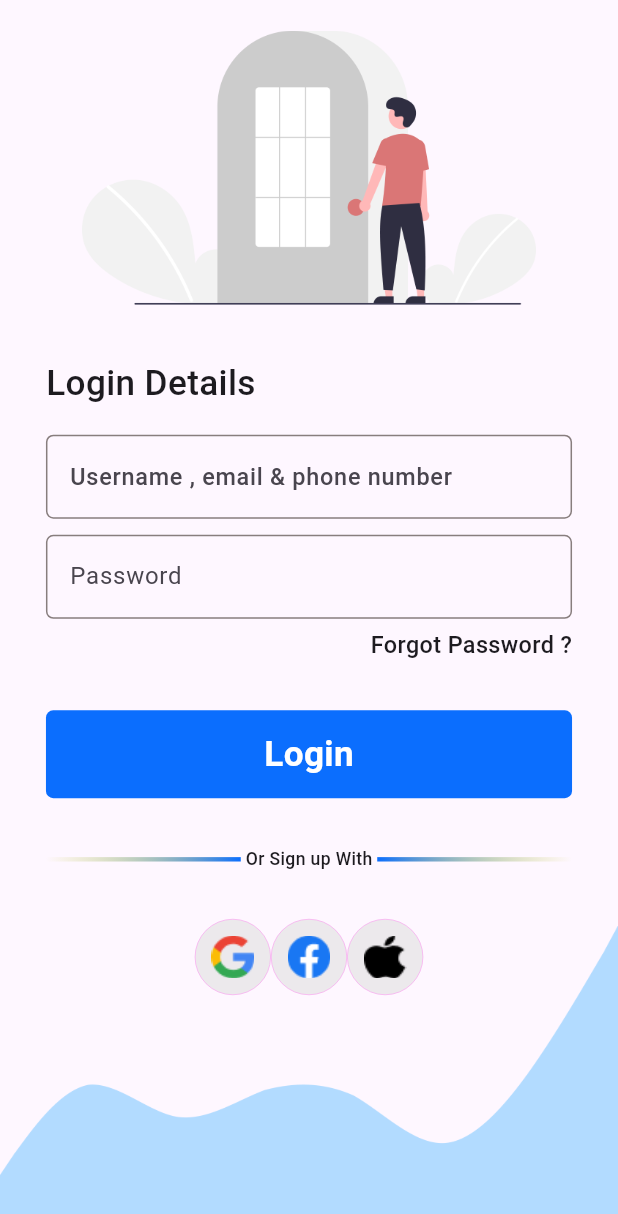
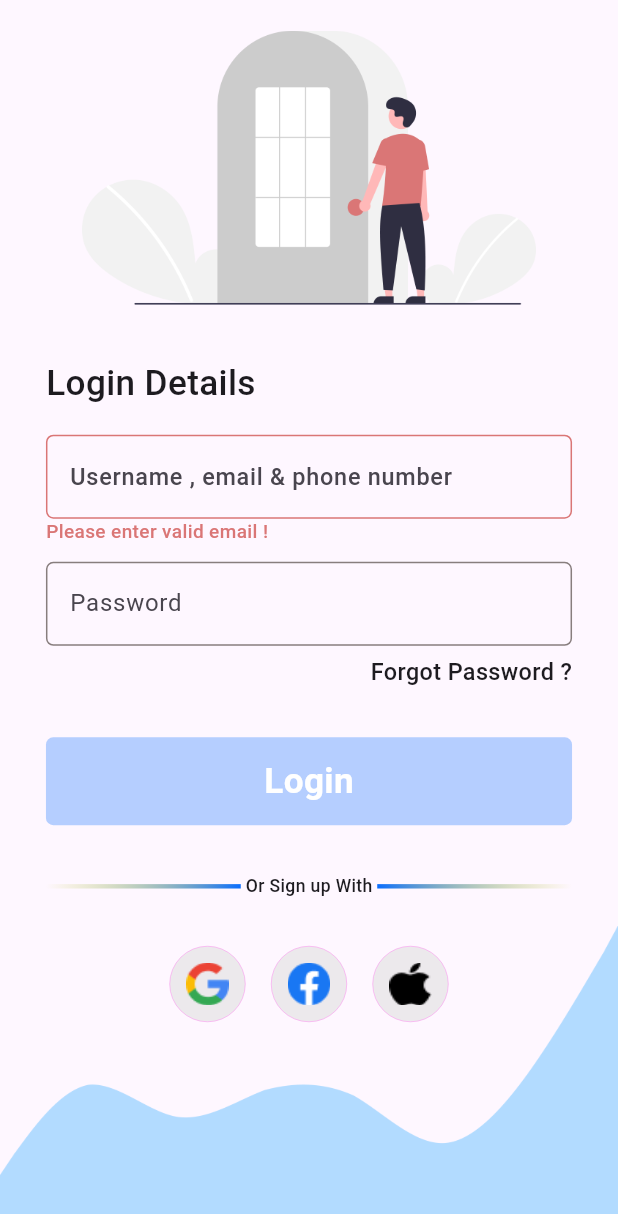
Before and after one commit to palash-barman/Online-Task, a Flutter app: the screen it shows after launch, after a tap on "Login", on a phone screen of 412 x 824 dp. Shown: the top 1214 px of the screen. Run offline on Flutter 3.47's test engine with Material 2 defaults, Android fonts, the phone set to English and light mode, and no system bars; our stand-ins replace flutter_screenutil, get; accounts and stored records are empty; network calls fail.

Commit message:
update code

```diff
--- a/lib/Controller/auth_controller.dart
+++ b/lib/Controller/auth_controller.dart
@@ -26,8 +26,8 @@ class AuthController extends GetxController{
           Get.off( HomeScreen());
         }
       } on Exception catch (e) {
-        debugPrint("Login error");
-        // TODO
+        debugPrint("Login error $e");
+
       }
 
 
--- a/lib/Controller/home_controller.dart
+++ b/lib/Controller/home_controller.dart
@@ -24,7 +24,7 @@ class HomeController extends GetxController{
       }
     } on Exception catch (e) {
       debugPrint("user fetch error $e");
-      // TODO
+
     }finally{
       isLoading(false);
     }
--- a/lib/Screen/Auth/log_in_screen.dart
+++ b/lib/Screen/Auth/log_in_screen.dart
@@ -7,32 +7,27 @@ import 'package:test_project/Utils/image.dart';
 class LogInScreen extends StatelessWidget {
    LogInScreen({Key? key}) : super(key: key);
   final _authController=Get.put(AuthController());
-  final _formKey =GlobalKey<FormState>();
+
   @override
   Widget build(BuildContext context) {
     return Scaffold(
       resizeToAvoidBottomInset: false,
-      // body:SingleChildScrollView(
-      //   child: Column(
-      //     children: [
-      //
-      //     ],
-      //   ),
-      // ),
+
       body: SafeArea(
         child: Stack(
           children: [
 
             _bgImage(context),
-            Padding(
+            SingleChildScrollView(
               padding: EdgeInsets.symmetric(horizontal:29.w),
-              child: Column(
+              child: Obx(()=>
+                 Column(
                   crossAxisAlignment: CrossAxisAlignment.start,
                   children: [
                      SizedBox(height: 21.h,),
-                  Obx(() =>
+
                     Image.asset(_authController.isValid.value? AppImage.unDrawLogin:AppImage.loginImage,height:187.h,width: double.infinity,),
-                  ),
+
                        SizedBox(height: 36.h,),
                         Text("Login Details",style:TextStyle(fontSize:24.sp,fontWeight: FontWeight.w500),),
                      SizedBox(height:18.h,),
@@ -50,20 +45,18 @@ class LogInScreen extends StatelessWidget {
                           return null;
                         },
                         keyboardType: TextInputType.emailAddress,
-                       onChanged: (val){
-                        _authController.isValid.value=false;
-                       },
+
                         decoration: InputDecoration(
                           hintText: "Username , email & phone number",
 
 
                           hintStyle:TextStyle(fontSize:16.sp,fontWeight: FontWeight.w500),
-                        enabledBorder:_outlineBorder(const Color(0xFF887E7E)),
-                        errorBorder: _outlineBorder(const Color(0xFFDA7676)),
-                        focusedBorder: _outlineBorder(const Color(0xFF887E7E))
+                          enabledBorder:_outlineBorder(_authController.isValid.value?const Color(0xFFDA7676): const Color(0xFF887E7E)),
+                          errorBorder: _outlineBorder(_authController.isValid.value?const Color(0xFFDA7676): const Color(0xFF887E7E)),
+                          focusedBorder: _outlineBorder(_authController.isValid.value?const Color(0xFFDA7676): const Color(0xFF887E7E)),
                         ),
                       ),
-                  _authController.isValid.value?Text("Please enter valid email !",style:TextStyle(fontSize:13.sp,fontWeight: FontWeight.w500,color:Color(0xFFDA7676)),):SizedBox(),
+                    _authController.isValid.value?Text("Please enter valid email !",style:TextStyle(fontSize:13.sp,fontWeight: FontWeight.w500,color: const Color(0xFFDA7676)),):const SizedBox(),
 
                     SizedBox(height: 11.h,),
 
@@ -106,6 +99,7 @@ class LogInScreen extends StatelessWidget {
 
                   ],
                 ),
+              ),
             )
 
 
@@ -136,6 +130,7 @@ class LogInScreen extends StatelessWidget {
                       height:52.h,
                       width: 52.h,
                       padding: EdgeInsets.all(11.h),
+                      margin: EdgeInsets.symmetric(horizontal:8.w),
                       decoration: BoxDecoration(
                         shape:BoxShape.circle,
                         color:const Color(0xFFECE9EC),
@@ -159,15 +154,17 @@ class LogInScreen extends StatelessWidget {
 
 
                     },
-                    child: Container(
+                    child: Obx(()=>
+                       Container(
                         height: 60.h,
                         width: double.infinity,
                         alignment: Alignment.center,
                         decoration: BoxDecoration(
                           borderRadius: BorderRadius.circular(5.r),
-                        color: const Color(0xFF0B6EFE)
+                          color: _authController.isValid.value?const Color(0xFF0B6EFE).withOpacity(0.3): const Color(0xFF0B6EFE)
                         ),
                         child: Text("Login",style:TextStyle(fontWeight: FontWeight.w700,fontSize:24.sp,color: Colors.white),),
+                      ),
                     ),
                   );
   }
--- a/lib/Screen/HomeScreen/home_screen.dart
+++ b/lib/Screen/HomeScreen/home_screen.dart
@@ -2,7 +2,6 @@ import 'package:flutter/material.dart';
 import 'package:flutter_screenutil/flutter_screenutil.dart';
 import 'package:get/get.dart';
 import 'package:test_project/Controller/home_controller.dart';
-import 'package:test_project/Utils/image.dart';
 
 class HomeScreen extends StatelessWidget {
    HomeScreen({Key? key}) : super(key: key);
--- a/lib/main.dart
+++ b/lib/main.dart
@@ -3,8 +3,8 @@ import 'package:flutter_screenutil/flutter_screenutil.dart';
 import 'package:get/get.dart';
 import 'package:test_project/Screen/Auth/log_in_screen.dart';
 
-void main() async{
-  await ScreenUtil.ensureScreenSize();
+void main() {
+
   runApp(const MyApp());
 }
 
--- a/pubspec.yaml
+++ b/pubspec.yaml
@@ -19,7 +19,7 @@ publish_to: 'none' # Remove this line if you wish to publish to pub.dev
 version: 1.0.0+1
 
 environment:
-  sdk: '>=3.0.2 <4.0.0'
+  sdk: '>=3.0.1 <4.0.0'
 
 # Dependencies specify other packages that your package needs in order to work.
 # To automatically upgrade your package dependencies to the latest versions
```
Also changed, not shown: pubspec.lock. Lines whose indentation alone changed are shown as unchanged.
